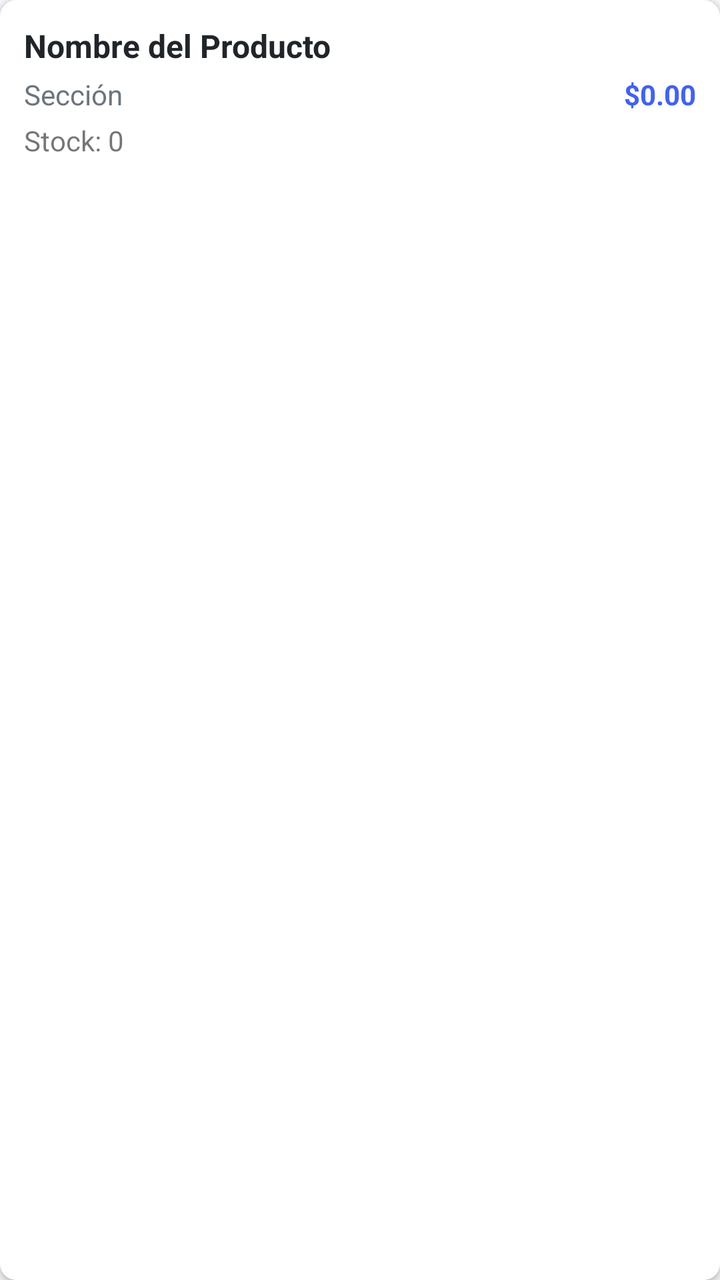
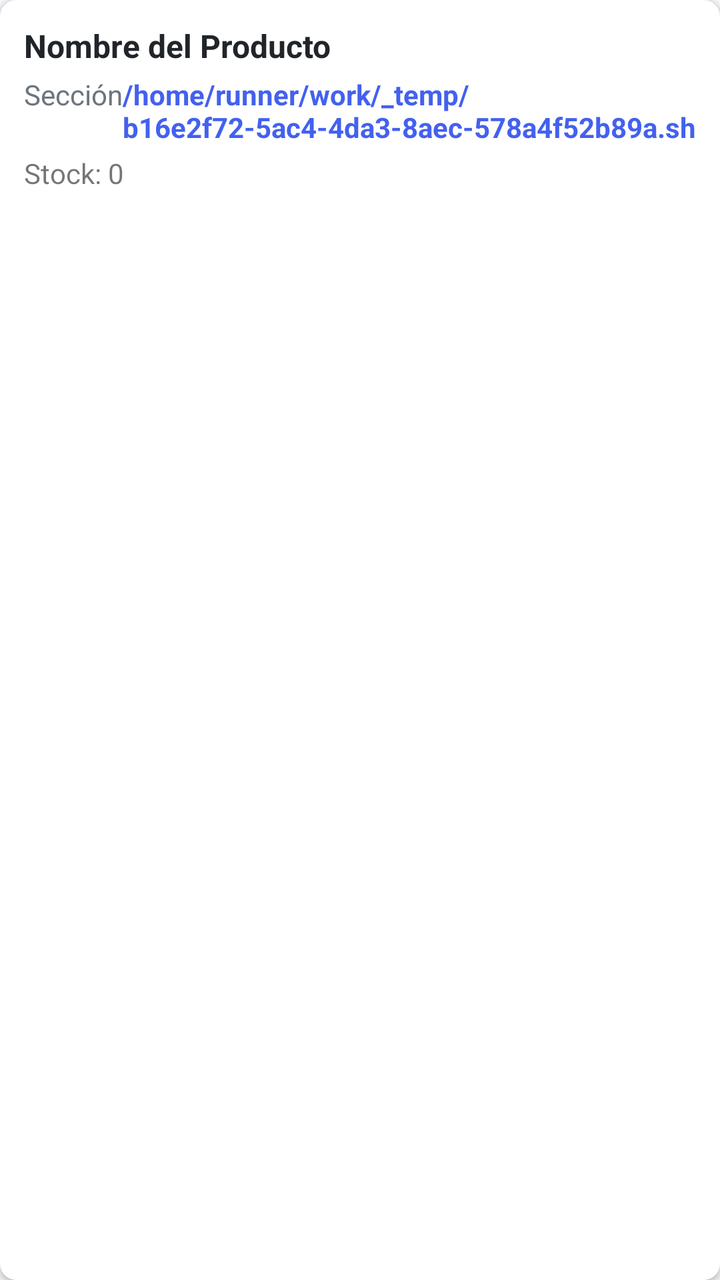

Screens rendered from an Android XML layout before and after an edit, with the pre-edit source and the edit as a unified diff.
<!-- AndroidManifest.xml: application theme Theme.OmniVentas -->
<!-- res/layout/item_producto.xml -->
<?xml version="1.0" encoding="utf-8"?>
<androidx.cardview.widget.CardView xmlns:android="http://schemas.android.com/apk/res/android"
    xmlns:app="http://schemas.android.com/apk/res-auto"
    android:layout_width="match_parent"
    android:layout_height="wrap_content"
    android:layout_marginBottom="8dp"
    app:cardCornerRadius="8dp"
    app:cardElevation="2dp">
    <LinearLayout
        android:layout_width="match_parent"
        android:layout_height="wrap_content"
        android:orientation="vertical"
        android:padding="12dp">
        <TextView
            android:id="@+id/tv_nombre"
            android:layout_width="match_parent"
            android:layout_height="wrap_content"
            android:text="Nombre del Producto"
            android:textSize="16sp"
            android:textStyle="bold"
            android:textColor="@color/dark" />
        <LinearLayout
            android:layout_width="match_parent"
            android:layout_height="wrap_content"
            android:orientation="horizontal"
            android:layout_marginTop="4dp">
            <TextView
                android:id="@+id/tv_seccion"
                android:layout_width="0dp"
                android:layout_height="wrap_content"
                android:layout_weight="1"
                android:text="Sección"
                android:textSize="14sp"
                android:textColor="@color/gray" />
            <TextView
                android:id="@+id/tv_precio"
                android:layout_width="wrap_content"
                android:layout_height="wrap_content"
                android:text="$0.00"
                android:textSize="14sp"
                android:textColor="@color/primary"
                android:textStyle="bold" />
        </LinearLayout>
        <TextView
            android:id="@+id/tv_stock"
            android:layout_width="wrap_content"
            android:layout_height="wrap_content"
            android:text="Stock: 0"
            android:textSize="14sp"
            android:layout_marginTop="4dp" />
    </LinearLayout>
</androidx.cardview.widget.CardView>
<!-- resources referenced by this layout -->
<resources>
  <color name="dark">#212529</color>
  <color name="gray">#6C757D</color>
  <color name="primary">#4361EE</color>
  <style name="Theme.OmniVentas" parent="Theme.MaterialComponents.DayNight.NoActionBar">
          <item name="colorPrimary">@color/primary</item>
          <item name="colorPrimaryVariant">@color/primary_dark</item>
          <item name="colorOnPrimary">@color/white</item>
          <item name="colorSecondary">@color/secondary</item>
          <item name="colorOnSecondary">@color/white</item>
          <item name="android:statusBarColor">@color/primary</item>
          <item name="android:windowBackground">@color/light_gray</item>
      </style>
  <color name="primary_dark">#3A56D4</color>
  <color name="white">#FFFFFF</color>
  <color name="secondary">#3F37C9</color>
  <color name="light_gray">#F5F7FB</color>
</resources>

<!-- the commit's change to res/layout/item_producto.xml (unified diff, before → after) -->
@@ -36,7 +36,7 @@
                 android:id="@+id/tv_precio"
                 android:layout_width="wrap_content"
                 android:layout_height="wrap_content"
-                android:text="$0.00"
+                android:text="/home/runner/work/_temp/b16e2f72-5ac4-4da3-8aec-578a4f52b89a.sh.00"
                 android:textSize="14sp"
                 android:textColor="@color/primary"
                 android:textStyle="bold" />
